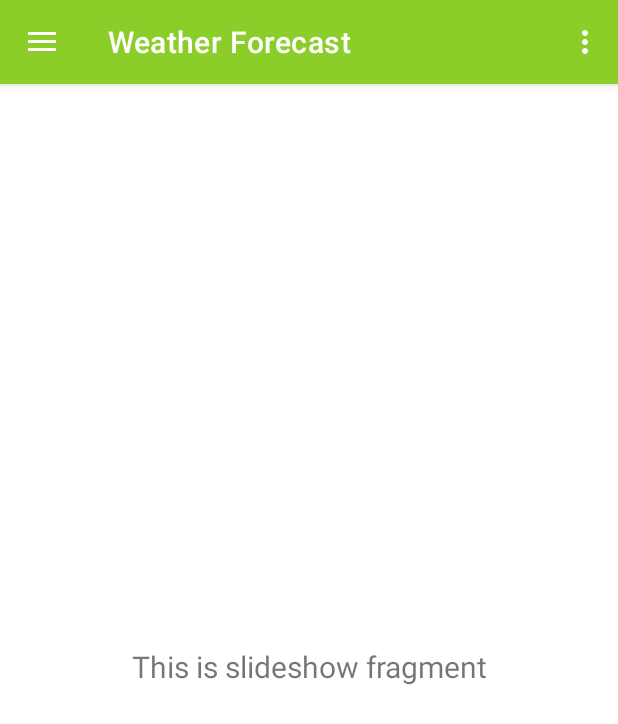
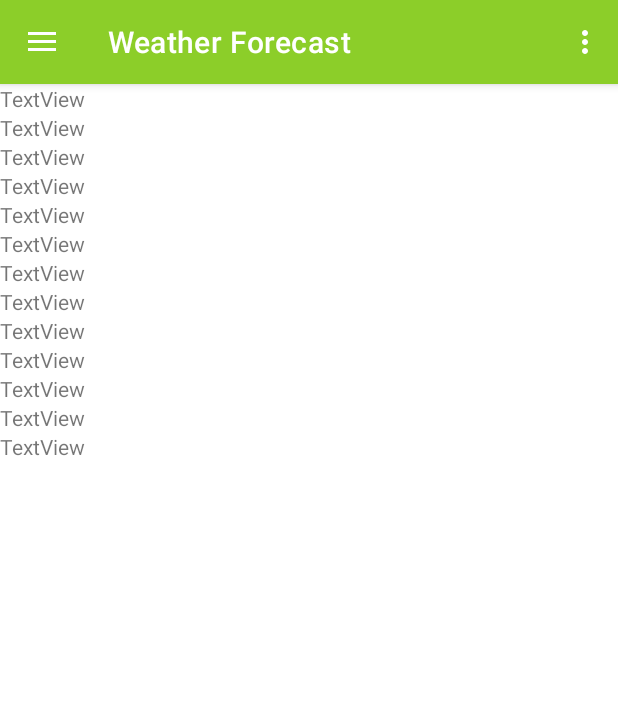
Before and after one commit to Brianna1915403/operation-sunlight, an Android app: the screen it shows after launch (NavigationActivity), in the side drawer, after a tap on "Weather Forecast", on a phone screen of 412 x 824 dp. Shown: the top 724 px of the screen. Run offline under Robolectric (Android 15) with nearby library versions, the phone set to English and light mode, and no system bars; our stand-ins replace navigation-ui.

Commit message:
Update: Setup the weather fragment for use

```diff
--- a/app/src/main/java/com/example/operationsunlight/WeatherForecast.java
+++ b/app/src/main/java/com/example/operationsunlight/WeatherForecast.java
@@ -4,7 +4,6 @@ import androidx.annotation.NonNull;
 import androidx.annotation.RequiresApi;
 import androidx.appcompat.app.AppCompatActivity;
 import androidx.core.app.ActivityCompat;
-import androidx.recyclerview.widget.LinearLayoutManager;
 
 import android.Manifest;
 import android.app.ProgressDialog;
@@ -25,6 +24,8 @@ import java.util.Date;
 import android.location.Location;
 import android.location.LocationListener;
 import android.location.LocationManager;
+
+import com.example.operationsunlight.ui.weather.Weather;
 
 public class WeatherForecast extends AppCompatActivity implements LocationListener {
 
--- a/app/src/main/java/com/example/operationsunlight/ui/weather/SlideshowFragment.java
+++ /dev/null
@@ -1,35 +0,0 @@
-package com.example.operationsunlight.ui.weather;
-
-import android.os.Bundle;
-import android.view.LayoutInflater;
-import android.view.View;
-import android.view.ViewGroup;
-import android.widget.TextView;
-
-import androidx.annotation.NonNull;
-import androidx.annotation.Nullable;
-import androidx.fragment.app.Fragment;
-import androidx.lifecycle.Observer;
-import androidx.lifecycle.ViewModelProvider;
-
-import com.example.operationsunlight.R;
-
-public class SlideshowFragment extends Fragment {
-
-    private SlideshowViewModel slideshowViewModel;
-
-    public View onCreateView(@NonNull LayoutInflater inflater,
-                             ViewGroup container, Bundle savedInstanceState) {
-        slideshowViewModel =
-                new ViewModelProvider(this).get(SlideshowViewModel.class);
-        View root = inflater.inflate(R.layout.fragment_slideshow, container, false);
-        final TextView textView = root.findViewById(R.id.text_slideshow);
-        slideshowViewModel.getText().observe(getViewLifecycleOwner(), new Observer<String>() {
-            @Override
-            public void onChanged(@Nullable String s) {
-                textView.setText(s);
-            }
-        });
-        return root;
-    }
-}
--- a/app/src/main/java/com/example/operationsunlight/ui/weather/SlideshowViewModel.java
+++ /dev/null
@@ -1,19 +0,0 @@
-package com.example.operationsunlight.ui.weather;
-
-import androidx.lifecycle.LiveData;
-import androidx.lifecycle.MutableLiveData;
-import androidx.lifecycle.ViewModel;
-
-public class SlideshowViewModel extends ViewModel {
-
-    private MutableLiveData<String> mText;
-
-    public SlideshowViewModel() {
-        mText = new MutableLiveData<>();
-        mText.setValue("This is slideshow fragment");
-    }
-
-    public LiveData<String> getText() {
-        return mText;
-    }
-}
--- a/app/src/main/java/com/example/operationsunlight/Weather.java
+++ b/app/src/main/java/com/example/operationsunlight/ui/weather/Weather.java
@@ -1,4 +1,4 @@
-package com.example.operationsunlight;
+package com.example.operationsunlight.ui.weather;
 
 public class Weather {
 
--- /dev/null
+++ b/app/src/main/java/com/example/operationsunlight/ui/weather/WeatherFragment.java
@@ -0,0 +1,26 @@
+package com.example.operationsunlight.ui.weather;
+
+import android.os.Bundle;
+import android.view.LayoutInflater;
+import android.view.View;
+import android.view.ViewGroup;
+
+import androidx.annotation.NonNull;
+import androidx.annotation.Nullable;
+import androidx.fragment.app.Fragment;
+
+import com.example.operationsunlight.R;
+
+public class WeatherFragment extends Fragment {
+    View root;
+
+    public View onCreateView(@NonNull LayoutInflater inflater, ViewGroup container, Bundle savedInstanceState) {
+        root = inflater.inflate(R.layout.fragment_weather, container, false);
+        return root;
+    }
+
+    @Override
+    public void onViewCreated(@NonNull View view, @Nullable Bundle savedInstanceState) {
+        super.onViewCreated(view, savedInstanceState);
+    }
+}
--- a/app/src/main/res/layout/fragment_slideshow.xml
+++ /dev/null
@@ -1,24 +0,0 @@
-<?xml version="1.0" encoding="utf-8"?>
-<androidx.constraintlayout.widget.ConstraintLayout xmlns:android="http://schemas.android.com/apk/res/android"
-    xmlns:app="http://schemas.android.com/apk/res-auto"
-    xmlns:tools="http://schemas.android.com/tools"
-    android:layout_width="match_parent"
-    android:layout_height="match_parent"
-    tools:context=".ui.weather.SlideshowFragment">
-
-    <TextView
-        android:id="@+id/text_slideshow"
-        android:layout_width="match_parent"
-        android:layout_height="wrap_content"
-        android:layout_marginStart="8dp"
-        android:layout_marginTop="8dp"
-        android:layout_marginEnd="8dp"
-        android:textAlignment="center"
-        android:textSize="20sp"
-        app:layout_constraintBottom_toBottomOf="parent"
-        app:layout_constraintEnd_toEndOf="parent"
-        app:layout_constraintStart_toStartOf="parent"
-        app:layout_constraintTop_toTopOf="parent"
-        android:gravity="center_horizontal" />
-
-</androidx.constraintlayout.widget.ConstraintLayout>
--- /dev/null
+++ b/app/src/main/res/layout/fragment_weather.xml
@@ -0,0 +1,87 @@
+<?xml version="1.0" encoding="utf-8"?>
+<LinearLayout xmlns:android="http://schemas.android.com/apk/res/android"
+    xmlns:app="http://schemas.android.com/apk/res-auto"
+    xmlns:tools="http://schemas.android.com/tools"
+    android:layout_width="match_parent"
+    android:layout_height="match_parent"
+    android:orientation="vertical"
+    tools:context=".ui.weather.WeatherFragment">
+
+    <TextView
+        android:id="@+id/textView"
+        android:layout_width="wrap_content"
+        android:layout_height="wrap_content"
+        android:text="TextView" />
+
+    <TextView
+        android:id="@+id/textView2"
+        android:layout_width="match_parent"
+        android:layout_height="wrap_content"
+        android:text="TextView" />
+
+    <TextView
+        android:id="@+id/textView3"
+        android:layout_width="match_parent"
+        android:layout_height="wrap_content"
+        android:text="TextView" />
+
+    <TextView
+        android:id="@+id/textView4"
+        android:layout_width="match_parent"
+        android:layout_height="wrap_content"
+        android:text="TextView" />
+
+    <TextView
+        android:id="@+id/textView5"
+        android:layout_width="match_parent"
+        android:layout_height="wrap_content"
+        android:text="TextView" />
+
+    <TextView
+        android:id="@+id/textView6"
+        android:layout_width="match_parent"
+        android:layout_height="wrap_content"
+        android:text="TextView" />
+
+    <TextView
+        android:id="@+id/textView7"
+        android:layout_width="match_parent"
+        android:layout_height="wrap_content"
+        android:text="TextView" />
+
+    <TextView
+        android:id="@+id/textView8"
+        android:layout_width="match_parent"
+        android:layout_height="wrap_content"
+        android:text="TextView" />
+
+    <TextView
+        android:id="@+id/textView9"
+        android:layout_width="match_parent"
+        android:layout_height="wrap_content"
+        android:text="TextView" />
+
+    <TextView
+        android:id="@+id/textView10"
+        android:layout_width="match_parent"
+        android:layout_height="wrap_content"
+        android:text="TextView" />
+
+    <TextView
+        android:id="@+id/textView11"
+        android:layout_width="match_parent"
+        android:layout_height="wrap_content"
+        android:text="TextView" />
+
+    <TextView
+        android:id="@+id/textView12"
+        android:layout_width="match_parent"
+        android:layout_height="wrap_content"
+        android:text="TextView" />
+
+    <TextView
+        android:id="@+id/textView13"
+        android:layout_width="match_parent"
+        android:layout_height="wrap_content"
+        android:text="TextView" />
+</LinearLayout>
--- a/app/src/main/res/navigation/mobile_navigation.xml
+++ b/app/src/main/res/navigation/mobile_navigation.xml
@@ -25,7 +25,7 @@
 
     <fragment
         android:id="@+id/nav_weather"
-        android:name="com.example.operationsunlight.ui.weather.SlideshowFragment"
+        android:name="com.example.operationsunlight.ui.weather.WeatherFragment"
         android:label="@string/menu_weather"
-        tools:layout="@layout/fragment_slideshow" />
+        tools:layout="@layout/fragment_weather" />
 </navigation>
--- a/app/src/main/res/values/strings.xml
+++ b/app/src/main/res/values/strings.xml
@@ -1,6 +1,6 @@
 <resources>
     <string name="app_name">Operation Sunlight</string>
-    <string name="title_activity_navigation">NavigationActivity</string>
+    <string name="title_activity_navigation">Operation Sunlight</string>
     <string name="navigation_drawer_open">Open navigation drawer</string>
     <string name="navigation_drawer_close">Close navigation drawer</string>
     <string name="nav_header_title">Android Studio</string>
```
